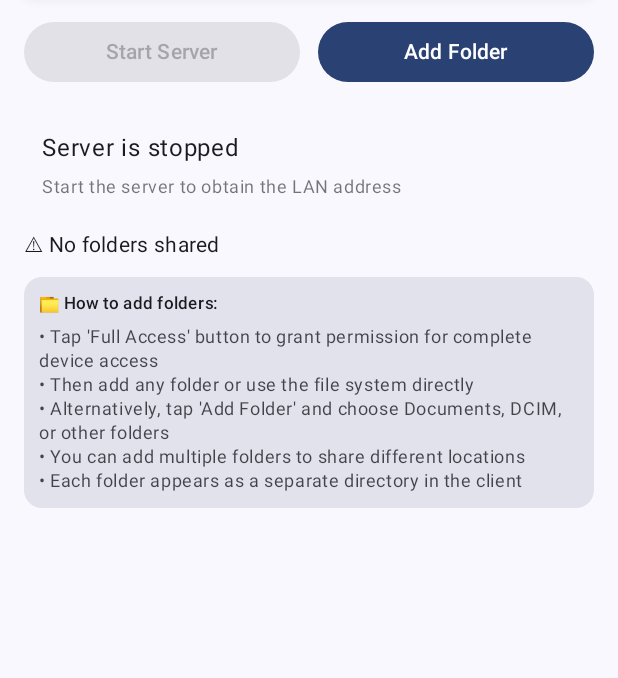
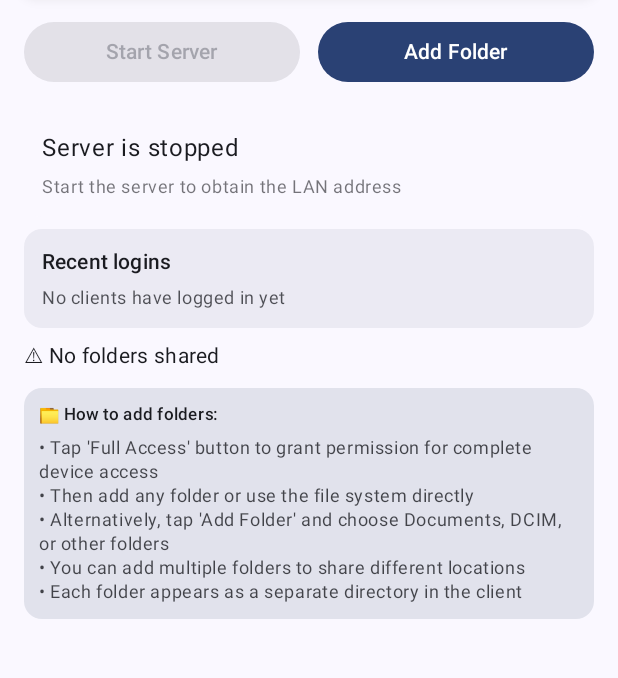
Before and after one commit to saurabhsingh33/Stremer, an Android app built with Jetpack Compose: the screen it shows after launch (MainActivity), on a phone screen of 412 x 824 dp, the part 314-992 px from its top. Run offline under Robolectric (Android 15) with nearby library versions, the phone set to English and light mode, and no system bars; libraries missing offline, so code that uses them is left out: io.ktor.server; 5 statements that could not run were skipped.

Commit message:
client info on server UI

```diff
--- a/server-android/app/src/main/java/com/stremer/api/Server.kt
+++ b/server-android/app/src/main/java/com/stremer/api/Server.kt
@@ -23,6 +23,26 @@ object Server {
     // Expose active client count as a StateFlow so UI/services can observe it in real time
     private val _clientCount = MutableStateFlow(0)
     val clientCount: StateFlow<Int> = _clientCount
+    data class ClientInfo(val username: String, val ip: String, val lastSeen: Long)
+    private val _clients = MutableStateFlow<List<ClientInfo>>(emptyList())
+    val clients: StateFlow<List<ClientInfo>> = _clients
+    private val clientLock = Any()
+
+    private fun recordClient(username: String?, ip: String) {
+        val name = (username ?: "unknown").ifBlank { "unknown" }
+        val now = System.currentTimeMillis()
+        synchronized(clientLock) {
+            val mutable = _clients.value.toMutableList()
+            val idx = mutable.indexOfFirst { it.ip == ip || it.username == name }
+            val info = ClientInfo(name, ip, now)
+            if (idx >= 0) {
+                mutable[idx] = info
+            } else {
+                mutable.add(info)
+            }
+            _clients.value = mutable
+        }
+    }
 
     fun start(port: Int = 8080) {
         currentPort = port
@@ -69,6 +89,13 @@ object Server {
                     // If auth disabled, issue token regardless (or a fixed token)
                     if (!com.stremer.auth.AuthManager.isEnabled() || ServiceLocator.validate(user, pass)) {
                         ServiceLocator.issueTokenFor(user ?: "user")
+                        // Track client login with username and IP
+                        val ip = try {
+                            call.request.headers[io.ktor.http.HttpHeaders.XForwardedFor]
+                                ?.split(',')?.firstOrNull()?.trim()
+                                ?: call.request.local.remoteHost
+                        } catch (_: Exception) { "unknown" }
+                        recordClient(user, ip)
                         call.respond(mapOf("token" to ServiceLocator.token))
                     } else {
                         call.respondText("Invalid credentials", status = HttpStatusCode.Unauthorized)
--- a/server-android/app/src/main/java/com/stremer/ui/MainScreen.kt
+++ b/server-android/app/src/main/java/com/stremer/ui/MainScreen.kt
@@ -38,6 +38,9 @@ fun MainScreen() {
 
     // Track root folder names for multi-folder display
     var rootFolders by remember { mutableStateOf(ServiceLocator.getRootNames()) }
+
+    // Observe recent client logins (username + IP)
+    val clients by Server.clients.collectAsState(initial = emptyList())
 
     // Update root folders list when storage changes
     LaunchedEffect(storageSelected) {
@@ -172,6 +175,43 @@ fun MainScreen() {
             }
         }
         Spacer(modifier = Modifier.height(8.dp))
+        Card(modifier = Modifier.fillMaxWidth(), colors = CardDefaults.cardColors(containerColor = MaterialTheme.colorScheme.surfaceVariant.copy(alpha = 0.6f))) {
+            Column(modifier = Modifier.padding(12.dp)) {
+                Text(text = "Recent logins", style = MaterialTheme.typography.titleSmall, color = MaterialTheme.colorScheme.onBackground)
+                Spacer(modifier = Modifier.height(6.dp))
+                if (clients.isEmpty()) {
+                    Text(
+                        text = "No clients have logged in yet",
+                        style = MaterialTheme.typography.bodySmall,
+                        color = MaterialTheme.colorScheme.onBackground.copy(alpha = 0.75f)
+                    )
+                } else {
+                    clients.take(5).forEach { client ->
+                        val timeStr = remember(client.lastSeen) {
+                            android.text.format.DateFormat.format("HH:mm:ss", java.util.Date(client.lastSeen)).toString()
+                        }
+                        Row(
+                            modifier = Modifier.fillMaxWidth().padding(vertical = 4.dp),
+                            horizontalArrangement = Arrangement.SpaceBetween
+                        ) {
+                            Column(modifier = Modifier.weight(1f)) {
+                                Text(text = "👤 ${client.username}", style = MaterialTheme.typography.bodySmall, color = MaterialTheme.colorScheme.onBackground)
+                                Text(text = "IP: ${client.ip}", style = MaterialTheme.typography.labelSmall, color = MaterialTheme.colorScheme.onBackground.copy(alpha = 0.8f))
+                            }
+                            Text(text = timeStr, style = MaterialTheme.typography.labelSmall, color = MaterialTheme.colorScheme.onBackground.copy(alpha = 0.8f))
+                        }
+                    }
+                    if (clients.size > 5) {
+                        Text(
+                            text = "+${clients.size - 5} more",
+                            style = MaterialTheme.typography.labelSmall,
+                            color = MaterialTheme.colorScheme.onBackground.copy(alpha = 0.7f)
+                        )
+                    }
+                }
+            }
+        }
+        Spacer(modifier = Modifier.height(8.dp))
         Column {
             Text(
                 text = if (storageSelected) {
```
